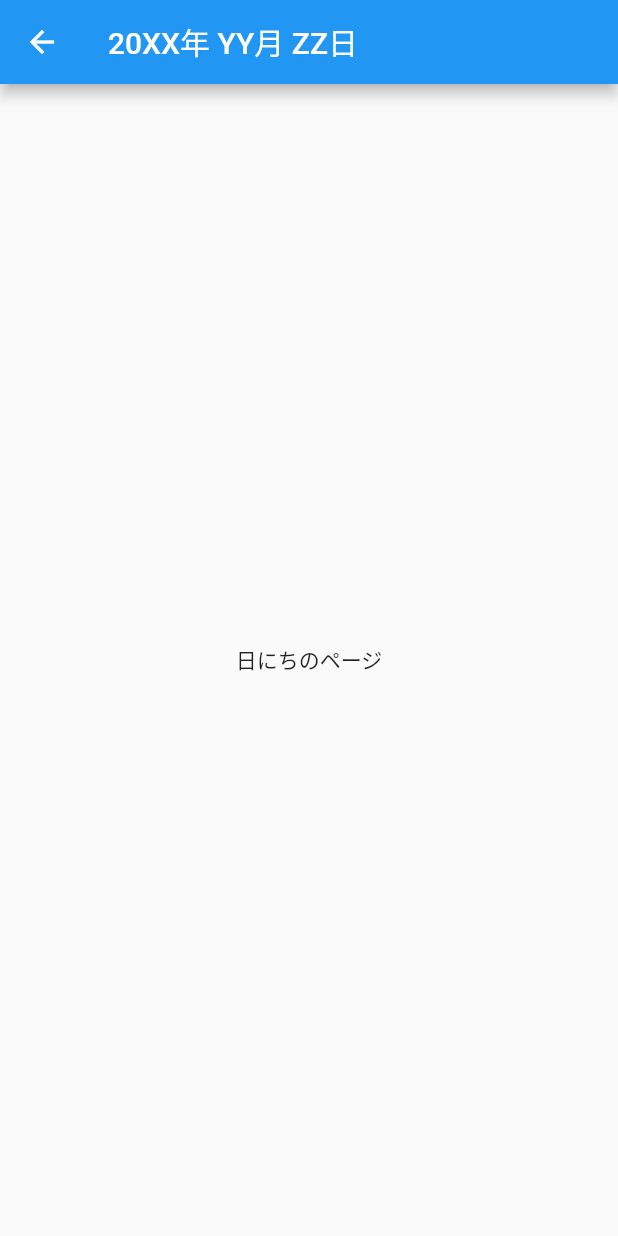
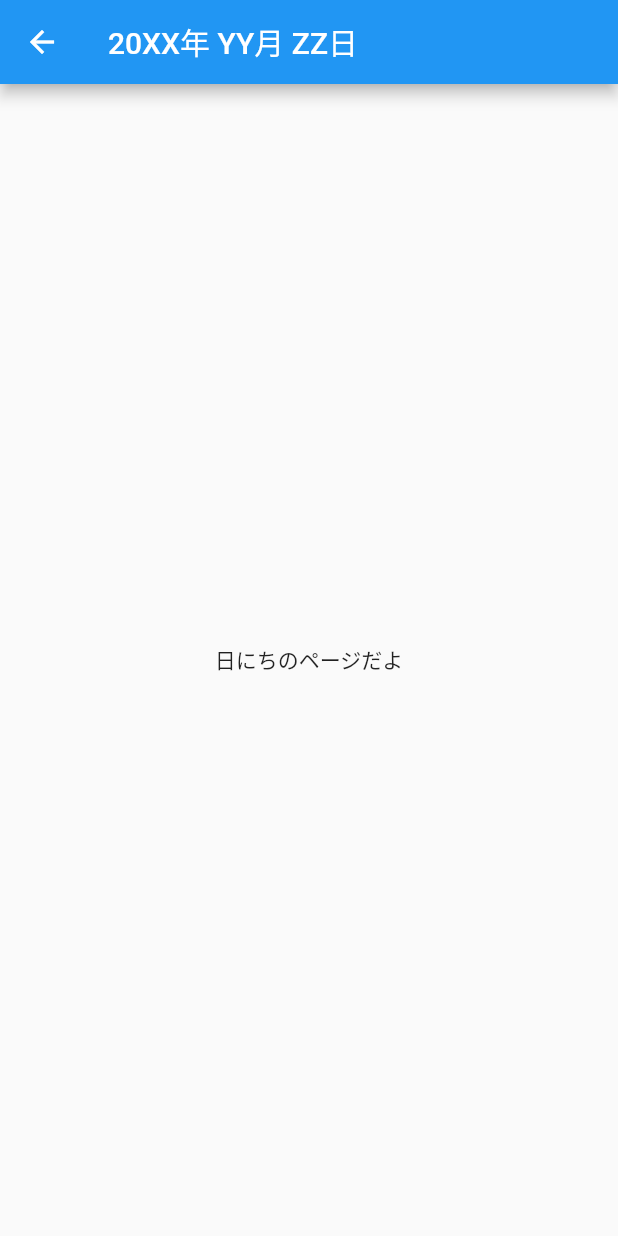
Before and after one commit to FirstSS-Sub/Time-Management-App, a Flutter app: the Day screen opened directly, on a phone screen of 412 x 824 dp. Run offline on Flutter 3.47's test engine with Material 2 defaults, Android fonts, the phone set to English and light mode, and no system bars.

Commit message:
基本の画面構成作成

```diff
--- a/lib/routes/day.dart
+++ b/lib/routes/day.dart
@@ -7,7 +7,7 @@ class Day extends StatelessWidget { // <- (※1)
       appBar: AppBar(
         title: Text("20XX年 YY月 ZZ日"), // <- (※2)
       ),
-      body: Center(child: Text("日にちのページ") // <- (※3)
+      body: Center(child: Text("日にちのページだよ") // <- (※3)
       ),
     );
   }
--- a/lib/routes/home.dart
+++ b/lib/routes/home.dart
@@ -7,7 +7,7 @@ class Home extends StatelessWidget { // <- (※1)
       appBar: AppBar(
         title: Text("ホーム"), // <- (※2)
       ),
-      body: Center(child: Text("ホーム") // <- (※3)
+      body: Center(child: Text("ホームだよ") // <- (※3)
       ),
       floatingActionButton: FloatingActionButton(
         tooltip: 'Add',
--- a/lib/routes/month.dart
+++ b/lib/routes/month.dart
@@ -7,7 +7,7 @@ class Month extends StatelessWidget { // <- (※1)
       appBar: AppBar(
         title: Text("20XX年 YY月"), // <- (※2)
       ),
-      body: Center(child: Text("月のページ") // <- (※3)
+      body: Center(child: Text("月のページだよ") // <- (※3)
       ),
     );
   }
--- a/lib/routes/year.dart
+++ b/lib/routes/year.dart
@@ -7,7 +7,7 @@ class Year extends StatelessWidget { // <- (※1)
       appBar: AppBar(
         title: Text("20XX年"), // <- (※2)
       ),
-      body: Center(child: Text("年のページ") // <- (※3)
+      body: Center(child: Text("年のページだよ") // <- (※3)
       ),
     );
   }
```
